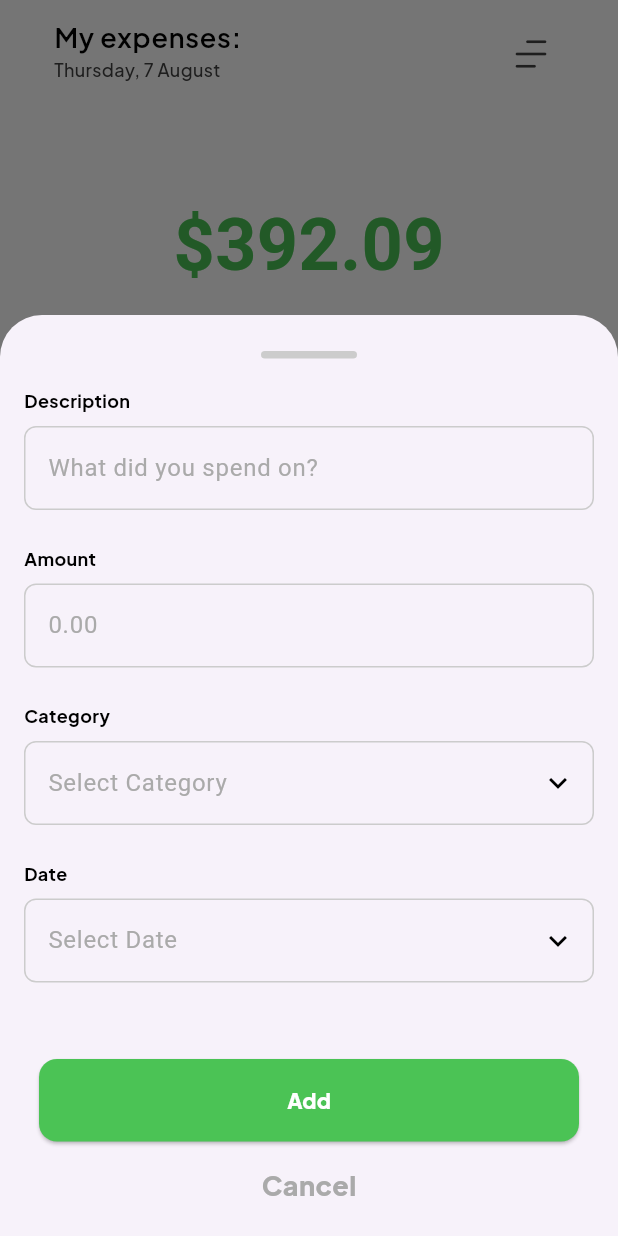
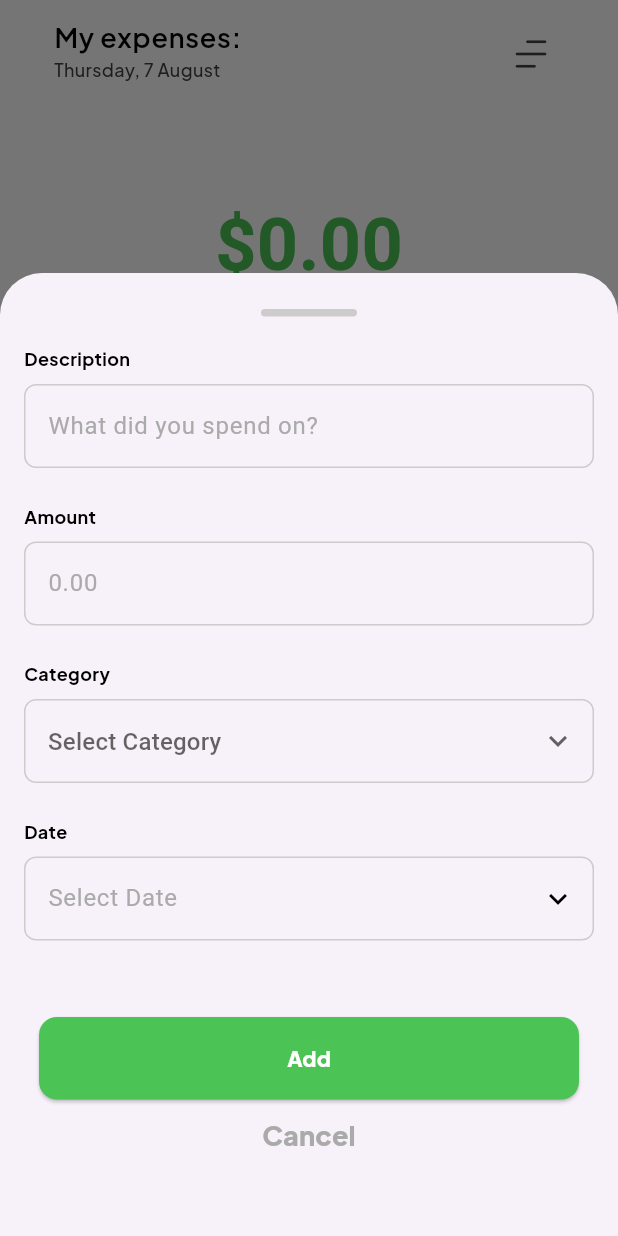
Before and after one commit to gamalazzam5/Expenzo-app, a Flutter app: the HomePage screen opened directly, after a tap on the "add" icon, on a phone screen of 412 x 824 dp. Run offline on Flutter 3.47's test engine with Material 3 defaults, Android fonts, the phone set to English and light mode, and no system bars.

Commit message:
finish UI

```diff
--- a/lib/views/home_view.dart
+++ b/lib/views/home_view.dart
@@ -5,8 +5,8 @@ import 'package:expenzo_app/widgets/expense_month_filter.dart';
 import 'package:flutter/material.dart';
 import 'package:intl/intl.dart';
 
-import '../widgets/add_new_node.dart';
-import '../widgets/expense_data_state.dart';
+import '../widgets/show_modal_sheet.dart';
+import '../widgets/expense_data.dart';
 import '../widgets/expense_empty_state .dart';
 
 class HomePage extends StatefulWidget {
@@ -20,6 +20,10 @@ class _HomePageState extends State<HomePage> {
   final currentDay = DateFormat('EEEE').format(DateTime.now());
   final dayNumber = DateFormat('d').format(DateTime.now());
   final monthName = DateFormat('MMMM').format(DateTime.now());
+  TextEditingController noteTitle = TextEditingController();
+  TextEditingController noteAmount = TextEditingController();
+  TextEditingController noteCategory = TextEditingController();
+  TextEditingController noteDate = TextEditingController();
 
   @override
   Widget build(BuildContext context) {
@@ -35,7 +39,10 @@ class _HomePageState extends State<HomePage> {
           showModalBottomSheet(
               isScrollControlled: true,
               context: context, builder: (context){
-            return AddNewNoteBottomSheet();
+            return ShowModalSheet(noteAmount: noteAmount,
+            noteTitle: noteTitle,
+            noteCategory: noteCategory,
+            noteDate: noteDate,);
           });
         },child: Icon(Icons.add,color: Colors.white,),),
       body: SafeArea(
@@ -57,13 +64,13 @@ class _HomePageState extends State<HomePage> {
               ),
               const SizedBox(height: 57),
               const Center(
-                child: Text("\$392.09", style: TextStyles.totalAmountStyle),
+                child: Text("\$0.00", style: TextStyles.totalAmountStyle),
               ),
               const SizedBox(height: 57),
               const ExpenseMonthFilter(),
               const SizedBox(height: 40),
-             // const ExpenseEmptyState(),
-              const ExpenseDataState(),
+             const ExpenseEmptyState(),
+              // const ExpenseDataState(),
 
             ],
           ),
--- a/lib/widgets/add_new_node.dart
+++ /dev/null
@@ -1,72 +0,0 @@
-import 'package:expenzo_app/helper/colors.dart';
-import 'package:flutter/material.dart';
-
-import '../helper/text_style.dart';
-import 'custom_title_with_text_field.dart';
-
-class AddNewNoteBottomSheet extends StatelessWidget {
-  const AddNewNoteBottomSheet({super.key});
-
-  @override
-  Widget build(BuildContext context) {
-    return SizedBox(
-      height: 614,
-      child: Padding(
-        padding: const EdgeInsets.only(
-          right: 16.0,
-          left: 16,
-          top: 24,
-          bottom: 12,
-        ),
-        child: Column(
-          children: [
-            Container(
-              width: 64,
-              height: 5,
-              decoration: BoxDecoration(
-                color: Color(0xffCCCCCC),
-                borderRadius: BorderRadius.circular(8),
-              ),
-            ),
-            const SizedBox(height: 20),
-            CustomTitleWithTextField(
-              title: 'Description',
-              hintText: 'What did you spend on?',
-            ),
-            CustomTitleWithTextField(title: 'Amount', hintText: '0.00'),
-            CustomTitleWithTextField(
-              title: 'Category',
-              hintText: 'Select Category',
-              suffixIcon: IconButton(
-                onPressed: () {},
-                icon: Icon(Icons.keyboard_arrow_down, color: Colors.black),
-              ),
-            ),
-            CustomTitleWithTextField(
-              title: 'Date',
-              hintText: 'Select Date',
-              suffixIcon: IconButton(
-                onPressed: () {},
-                icon: Icon(Icons.keyboard_arrow_down, color: Colors.black),
-              ),
-            ),
-            const SizedBox(height: 27),
-            ElevatedButton(
-              onPressed: () {},
-              child: Text("Add", style: TextStyles.buttonOnboardingStyle),
-              style: ElevatedButton.styleFrom(
-                backgroundColor: kPrimaryColor,
-                minimumSize: Size(360, 55),
-                shape: RoundedRectangleBorder(
-                  borderRadius: BorderRadius.circular(12),
-                ),
-              ),
-            ),
-            const SizedBox(height: 16),
-            const Text('Cancel', style: TextStyles.cancelStyle),
-          ],
-        ),
-      ),
-    );
-  }
-}
--- a/lib/widgets/custom_text_field.dart
+++ b/lib/widgets/custom_text_field.dart
@@ -1,16 +1,33 @@
 import 'package:flutter/material.dart';
 
 class CustomTextField extends StatelessWidget {
-  const CustomTextField({super.key, required this.hint, this.maxLines = 1, this.suffixIcon});
+  const CustomTextField({
+    super.key,
+    required this.hint,
+    this.maxLines = 1,
+    this.suffixIcon,
+    required this.controller,
+    this.readOnly = false,
+  });
 
   final String hint;
   final int maxLines;
   final Widget? suffixIcon;
+  final TextEditingController controller;
+  final bool readOnly;
+
   @override
   Widget build(BuildContext context) {
-    return TextField(
+    return TextFormField(
+      readOnly: readOnly,
+      controller: controller,
       maxLines: maxLines,
-
+      validator: (data) {
+        if (data == null || data.isEmpty) {
+          return 'this field is required';
+        }
+        return null;
+      },
       decoration: InputDecoration(
         suffixIcon: suffixIcon,
         hintText: hint,
--- a/lib/widgets/custom_title_with_text_field.dart
+++ b/lib/widgets/custom_title_with_text_field.dart
@@ -7,12 +7,18 @@ class CustomTitleWithTextField extends StatelessWidget {
   const CustomTitleWithTextField({
     super.key,
     required this.title,
-    required this.hintText, this.suffixIcon,
+    required this.hintText,
+    this.suffixIcon,
+    required this.controller,
+    this.readOnly = false,
   });
 
   final String title;
   final String hintText;
   final Widget? suffixIcon;
+  final TextEditingController controller;
+  final bool readOnly;
+
   @override
   Widget build(BuildContext context) {
     return Column(
@@ -20,7 +26,12 @@ class CustomTitleWithTextField extends StatelessWidget {
       children: [
         Text(title, style: TextStyles.bottomSheetStyle),
         const SizedBox(height: 8),
-        CustomTextField(hint: hintText,suffixIcon:suffixIcon ,),
+        CustomTextField(
+          hint: hintText,
+          suffixIcon: suffixIcon,
+          controller: controller,
+          readOnly: readOnly,
+        ),
         const SizedBox(height: 24),
       ],
     );
--- /dev/null
+++ b/lib/widgets/drop_down_menu.dart
@@ -0,0 +1,90 @@
+import 'package:flutter/material.dart';
+
+import '../helper/text_style.dart';
+
+class CategoryItem {
+  final String name;
+  final String iconPath;
+
+  CategoryItem({required this.name, required this.iconPath});
+}
+
+final List<CategoryItem> categoryItems = [
+  CategoryItem(name: 'Coffee', iconPath: 'assets/images/icons/coffee_icon.png'),
+  CategoryItem(name: 'Transport', iconPath: 'assets/images/icons/car_icon.png'),
+  CategoryItem(name: 'Pets', iconPath: 'assets/images/icons/pets_icon.png'),
+  CategoryItem(name: 'Food', iconPath: 'assets/images/icons/burger_icon.png'),
+];
+
+class CategoryDropdown extends StatelessWidget {
+  final String? selectedCategory;
+  final Function(String) onChanged;
+  final String hintText;
+  final Widget? suffixIcon;
+
+  const CategoryDropdown({
+    Key? key,
+    required this.selectedCategory,
+    required this.onChanged,
+    this.hintText = 'Select Category',
+    this.suffixIcon,
+  }) : super(key: key);
+
+  OutlineInputBorder buildBorder([Color? color]) {
+    return OutlineInputBorder(
+      borderRadius: BorderRadius.circular(8),
+      borderSide: BorderSide(color: color ?? const Color(0xFFCCCCCC)),
+    );
+  }
+
+  @override
+  Widget build(BuildContext context) {
+    return Column(
+      crossAxisAlignment: CrossAxisAlignment.start,
+      children: [
+        Text('Category', style: TextStyles.bottomSheetStyle),
+        const SizedBox(height: 8),
+
+        DropdownButtonFormField<String>(
+          value: selectedCategory,
+          isExpanded: true,
+          icon: suffixIcon ?? const Icon(Icons.keyboard_arrow_down),
+          decoration: InputDecoration(
+            hintText: hintText,
+            hintStyle: const TextStyle(color: Color(0xffAAAAAA)),
+            border: buildBorder(),
+            enabledBorder: buildBorder(),
+            focusedBorder: buildBorder(),
+            contentPadding: const EdgeInsets.symmetric(
+              horizontal: 12,
+              vertical: 16,
+            ),
+          ),
+          validator: (value) {
+            if (value == null || value.isEmpty) {
+              return 'This field is required';
+            }
+            return null;
+          },
+          items: categoryItems.map((item) {
+            return DropdownMenuItem<String>(
+              value: item.name,
+              child: Row(
+                children: [
+                  Image.asset(item.iconPath, width: 32, height: 35),
+                  const SizedBox(width: 10),
+                  Text(item.name),
+                ],
+              ),
+            );
+          }).toList(),
+          onChanged: (value) {
+            if (value != null) {
+              onChanged(value);
+            }
+          },
+        ),
+      ],
+    );
+  }
+}
--- a/lib/widgets/expense_data_state.dart
+++ /dev/null
@@ -1,30 +0,0 @@
-import 'package:flutter/material.dart';
-
-import '../helper/text_style.dart';
-
-class ExpenseDataState extends StatelessWidget {
-  const ExpenseDataState({super.key});
-
-  @override
-  Widget build(BuildContext context) {
-    return Expanded(
-      child: ListView.builder(
-          itemBuilder: (context,index){
-
-        return Padding(
-          padding: const EdgeInsets.only(bottom: 16.0),
-          child: ListTile(
-            leading: Container(width: 56,height: 56,
-            decoration: BoxDecoration(color: Color(0xffF5F5F5),borderRadius: BorderRadius.circular(30),
-            ),
-              child: Center(child: Image.asset('assets/images/icons/coffee_icon.png',height: 35,width: 32,)),
-            ),
-            title: Text('Wednesday, 2 July 2025',style: TextStyle(color: Color(0xff616161),fontSize: 13,fontWeight: FontWeight.w500),),
-            subtitle: Text('Coffee',style: TextStyle(color: Color(0xff424242),fontSize: 16,fontWeight: FontWeight.bold),),
-            trailing: Text(r'-$5.00',style: TextStyle(color: Colors.black,fontWeight: FontWeight.bold,fontSize: 16),),
-          ),
-        );
-      }),
-    );
-  }
-}
--- /dev/null
+++ b/lib/widgets/show_modal_sheet.dart
@@ -0,0 +1,138 @@
+import 'package:expenzo_app/helper/colors.dart';
+import 'package:flutter/material.dart';
+import 'package:intl/intl.dart';
+
+import '../helper/text_style.dart';
+import 'custom_title_with_text_field.dart';
+import 'drop_down_menu.dart';
+
+class ShowModalSheet extends StatefulWidget {
+  const ShowModalSheet({
+    super.key,
+    required this.noteTitle,
+    required this.noteAmount,
+    required this.noteCategory,
+    required this.noteDate,
+  });
+
+  final TextEditingController noteTitle;
+  final TextEditingController noteAmount;
+  final TextEditingController noteCategory;
+  final TextEditingController noteDate;
+
+  @override
+  State<ShowModalSheet> createState() => _ShowModalSheetState();
+}
+
+class _ShowModalSheetState extends State<ShowModalSheet> {
+  String? selectedCategory;
+  final _formKey = GlobalKey<FormState>();
+
+  @override
+  Widget build(BuildContext context) {
+    return SizedBox(
+      height: 642,
+      child: Padding(
+        padding: const EdgeInsets.only(
+          right: 16.0,
+          left: 16,
+          top: 24,
+          bottom: 12,
+        ),
+        child: Form(
+          key: _formKey,
+          child: SingleChildScrollView(
+            child: Column(
+              children: [
+                Container(
+                  width: 64,
+                  height: 5,
+                  decoration: BoxDecoration(
+                    color: const Color(0xffCCCCCC),
+                    borderRadius: BorderRadius.circular(8),
+                  ),
+                ),
+                const SizedBox(height: 20),
+                CustomTitleWithTextField(
+                  controller: widget.noteTitle,
+                  title: 'Description',
+                  hintText: 'What did you spend on?',
+                ),
+                CustomTitleWithTextField(
+                  controller: widget.noteAmount,
+                  title: 'Amount',
+                  hintText: '0.00',
+                ),
+
+                CategoryDropdown(
+                  selectedCategory: selectedCategory,
+                  onChanged: (value) {
+                    setState(() {
+                      selectedCategory = value;
+                      widget.noteCategory.text = value;
+                      print(widget.noteCategory.text);
+                    });
+                  },
+                ),
+                const SizedBox(height: 24),
+
+                GestureDetector(
+                  onTap: () async {
+                    final pickedDate = await showDatePicker(
+                      context: context,
+                      firstDate: DateTime(1900),
+                      lastDate: DateTime(2100),
+                      initialDate: DateTime.now(),
+                    );
+
+                    if (pickedDate != null) {
+                      setState(() {
+                        widget.noteDate.text = DateFormat(
+                          'd MMM yyyy',
+                        ).format(pickedDate);
+                      });
+                    }
+                  },
+                  child: AbsorbPointer(
+                    child: CustomTitleWithTextField(
+                      readOnly: true,
+                      controller: widget.noteDate,
+                      title: 'Date',
+                      hintText: 'Select Date',
+                      suffixIcon: const Icon(
+                        Icons.keyboard_arrow_down,
+                        color: Colors.black,
+                      ),
+                    ),
+                  ),
+                ),
+                const SizedBox(height: 27),
+                ElevatedButton(
+                  onPressed: () {
+                    if (_formKey.currentState!.validate()) {
+                      Navigator.pop(context);
+                    }
+                  },
+                  child: Text("Add", style: TextStyles.buttonOnboardingStyle),
+                  style: ElevatedButton.styleFrom(
+                    backgroundColor: kPrimaryColor,
+                    minimumSize: const Size(360, 55),
+                    shape: RoundedRectangleBorder(
+                      borderRadius: BorderRadius.circular(12),
+                    ),
+                  ),
+                ),
+                TextButton(
+                  onPressed: () {
+                    Navigator.pop(context);
+                  },
+                  child: Text('Cancel', style: TextStyles.cancelStyle),
+                ),
+              ],
+            ),
+          ),
+        ),
+      ),
+    );
+  }
+}
```
Also changed, not shown: lib/database/sqflite.dart (added, +8 -0 lines), lib/helper/methods.dart (+19 -4 lines), lib/main.dart (+3 -6 lines), lib/widgets/expense_data.dart (added, +101 -0 lines), lib/models/expenzo_model.dart (added), lib/widgets/custom_container_category.dart (deleted).
